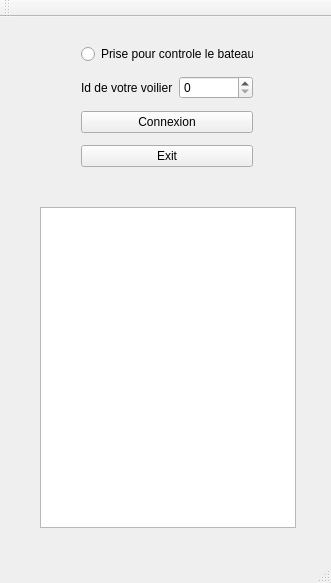
This is ihm/mainwindow.ui in etiennelndr/ihm_voilierautonome as Qt 5 draws it before an edit. The edited form follows.
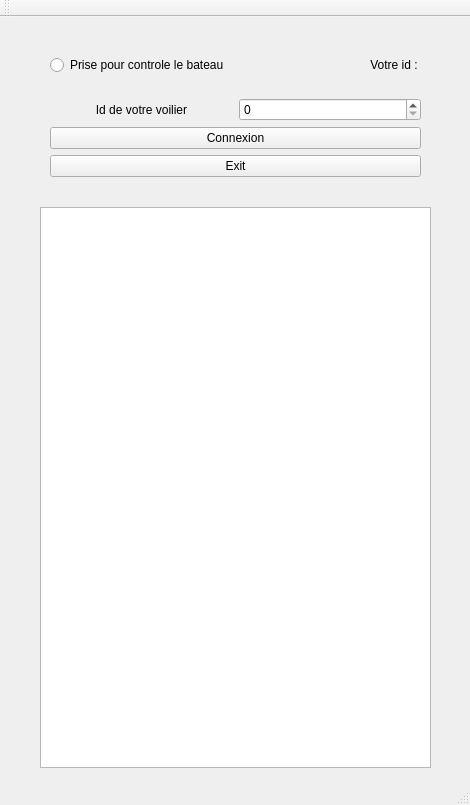
This is the edited form.

Commit message: Improve ship selection

```diff
--- a/ihm/mainwindow.ui
+++ b/ihm/mainwindow.ui
@@ -6,8 +6,8 @@
    <rect>
     <x>0</x>
     <y>0</y>
-    <width>331</width>
-    <height>583</height>
+    <width>470</width>
+    <height>805</height>
    </rect>
   </property>
   <property name="windowTitle">
@@ -17,13 +17,21 @@
    <widget class="QWidget" name="layoutWidget">
     <property name="geometry">
      <rect>
-      <x>70</x>
+      <x>0</x>
       <y>10</y>
-      <width>194</width>
+      <width>471</width>
       <height>161</height>
      </rect>
     </property>
     <layout class="QVBoxLayout" name="verticalLayout">
+     <property name="leftMargin">
+      <number>50</number>
+     </property>
+     <property name="rightMargin">
+      <number>50</number>
+     </property>
+     <item>
+      <layout class="QHBoxLayout" name="horizontalLayout_2">
      <item>
       <widget class="QRadioButton" name="RadioControle">
        <property name="text">
@@ -32,12 +40,27 @@
       </widget>
      </item>
      <item>
+        <widget class="QLabel" name="label_2">
+         <property name="text">
+          <string>Votre id : </string>
+         </property>
+         <property name="alignment">
+          <set>Qt::AlignRight|Qt::AlignTrailing|Qt::AlignVCenter</set>
+         </property>
+        </widget>
+       </item>
+      </layout>
+     </item>
+     <item>
       <layout class="QHBoxLayout" name="horizontalLayout">
        <item>
         <widget class="QLabel" name="label">
          <property name="text">
           <string>Id de votre voilier</string>
          </property>
+         <property name="alignment">
+          <set>Qt::AlignCenter</set>
+         </property>
         </widget>
        </item>
        <item>
@@ -66,8 +89,8 @@
      <rect>
       <x>40</x>
       <y>190</y>
-      <width>256</width>
-      <height>321</height>
+      <width>391</width>
+      <height>561</height>
      </rect>
     </property>
    </widget>
```
Left out of the diff: 2 changed lines with no effect on the pictures. Lines whose indentation alone changed are shown as unchanged. The commit also changes 1 other file.
